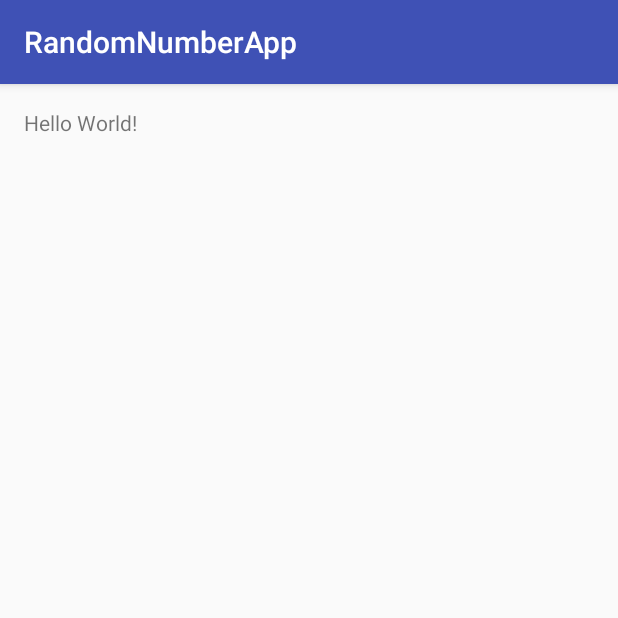
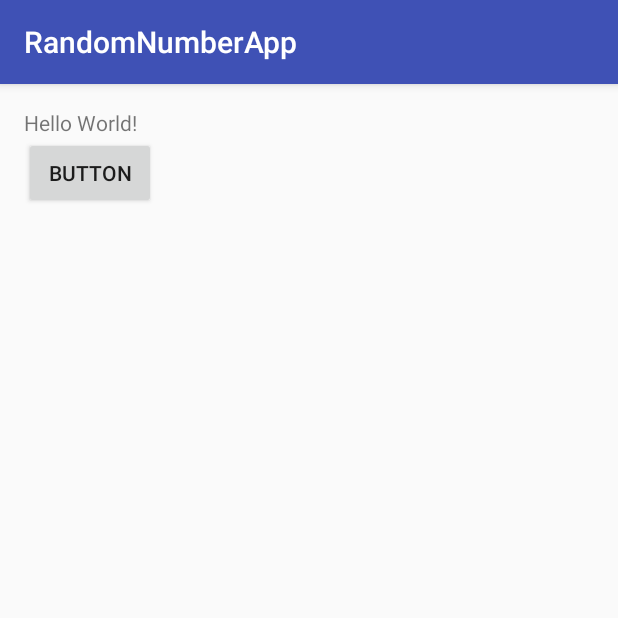
Before and after one commit to gerardomarquezp/RandonNumberApp, an Android app: the screen it shows after launch (MainActivity), on a phone screen of 412 x 824 dp, the top half of it. Run offline under Robolectric (Android 15) with nearby library versions, the phone set to English and light mode, and no system bars.

Commit message:
Se inicia funcionalidad para toast en button (INCOMPLETO)

```diff
--- a/app/src/main/java/com/example/gerardo/randomnumberapp/MainActivity.java
+++ b/app/src/main/java/com/example/gerardo/randomnumberapp/MainActivity.java
@@ -3,6 +3,8 @@ package com.example.gerardo.randomnumberapp;
 import android.content.Context;
 import android.support.v7.app.AppCompatActivity;
 import android.os.Bundle;
+import android.view.View;
+import android.widget.Button;
 import android.widget.Toast;
 
 import java.util.Random;
@@ -14,15 +16,24 @@ public class MainActivity extends AppCompatActivity {
         super.onCreate(savedInstanceState);
         setContentView(R.layout.activity_main);
 
+
+        final Button btnMostrar= (Button) findViewById(R.id.btnmostrar);
+
+        btnMostrar.setOnClickListener(new View.OnClickListener() {
+            @Override
+            public void onClick(View v) {
                 Random rand = new Random();
                 int n = rand.nextInt(20);
-
                 Context context = getApplicationContext();
                 String number = n + "number";
                 int duration = Toast.LENGTH_LONG;
 
                 Toast toast = Toast.makeText(context, number, duration);
                 toast.show();
+            }
+        });
+
+
 
     }
 }
--- a/app/src/main/res/layout/activity_main.xml
+++ b/app/src/main/res/layout/activity_main.xml
@@ -13,5 +13,15 @@
     <TextView
         android:layout_width="wrap_content"
         android:layout_height="wrap_content"
-        android:text="Hello World!" />
+        android:text="Hello World!"
+        android:id="@+id/textView" />
+
+    <Button
+        android:text="Button"
+        android:layout_width="wrap_content"
+        android:layout_height="wrap_content"
+        android:layout_below="@+id/textView"
+        android:layout_alignParentLeft="true"
+        android:layout_alignParentStart="true"
+        android:id="@+id/btnmostrar" />
 </RelativeLayout>
```
Lines whose indentation alone changed are shown as unchanged.
